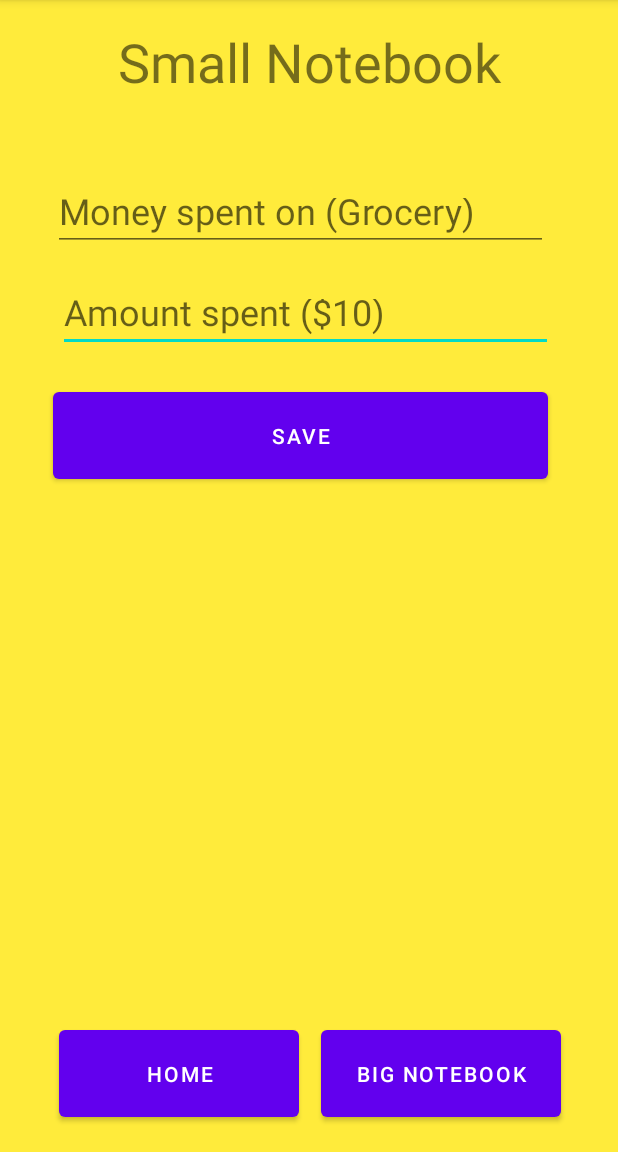
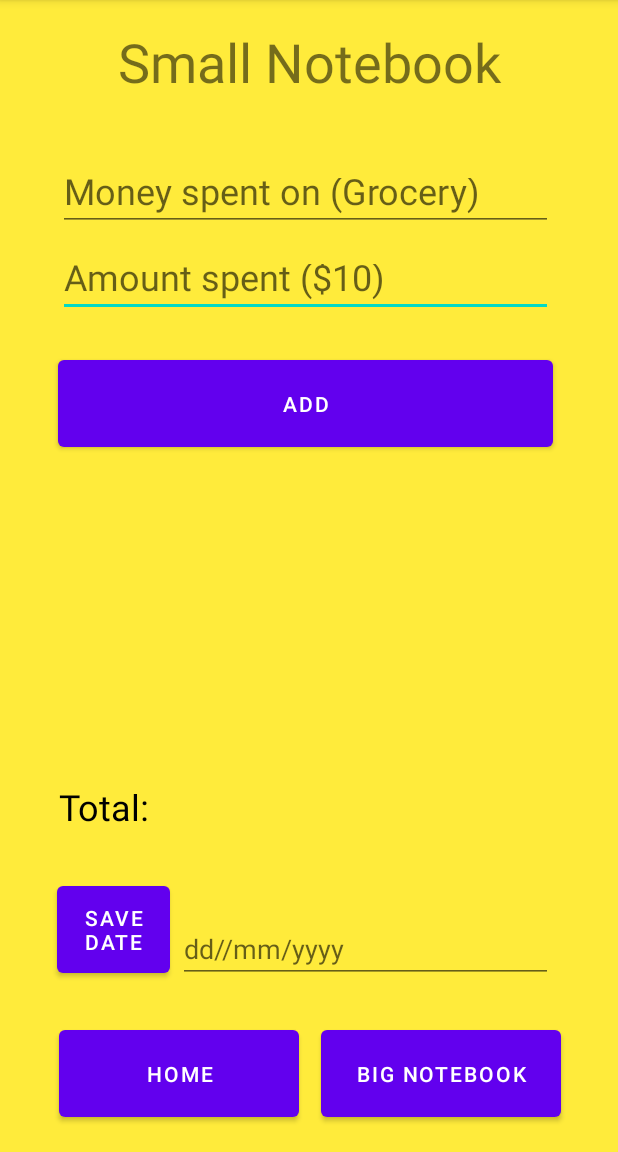
Before and after one commit to imohitsingh/Group-C-Final-Project, an Android app: the SmallNotebookActivity screen opened directly, with no data from a screen before it, on a phone screen of 412 x 824 dp, the part 84-1236 px from its top. Run offline under Robolectric (Android 15) with nearby library versions, the phone set to English and light mode, and no system bars.

Commit message:
Small notebook added total and date 22nd March, 2021

```diff
--- a/app/src/main/java/com/example/groupcfinalproject/SmallNotebookActivity.java
+++ b/app/src/main/java/com/example/groupcfinalproject/SmallNotebookActivity.java
@@ -5,21 +5,30 @@ import androidx.appcompat.app.AppCompatActivity;
 import android.content.DialogInterface;
 import android.content.Intent;
 import android.os.Bundle;
+import android.util.Log;
 import android.view.View;
 import android.widget.ArrayAdapter;
 import android.widget.Button;
 import android.widget.EditText;
 import android.widget.ListView;
+import android.widget.TextView;
 import android.widget.Toast;
 
+import java.text.DateFormat;
+import java.text.SimpleDateFormat;
 import java.util.ArrayList;
+import java.util.Date;
 
 public class SmallNotebookActivity extends AppCompatActivity {
 
-    Button save;
+    Button save, dateBtn;
     ArrayList<String> addArray = new ArrayList<String>();
-    EditText inputText, inputNum;
+    EditText inputText, inputNum, date;
+    String saveDate;
+    TextView sumNum;
     ListView show;
+
+    double sum = 0;
 
     @Override
     protected void onCreate(Bundle savedInstanceState) {
@@ -28,12 +37,16 @@ public class SmallNotebookActivity extends AppCompatActivity {
 
         inputText = (EditText)findViewById(R.id.editTextThing);
         inputNum = (EditText)findViewById(R.id.editTextMoney);
+        sumNum = (TextView)findViewById(R.id.sumText);
+        date = (EditText)findViewById(R.id.editTextDate);
         show = (ListView)findViewById(R.id.expenses);
         save =(Button)findViewById(R.id.saveBtn);
+        dateBtn = (Button)findViewById(R.id.dateBtn);
         save.setOnClickListener(new View.OnClickListener(){
             public void onClick(View v){
                 String getInputText = inputText.getText().toString();
                 String getInputNum = inputNum.getText().toString();
+                Double getNum = Double.parseDouble(inputNum.getText().toString());
 
                 if(getInputText == null || getInputText.trim().equals("") || getInputNum == null || getInputNum.trim().equals("")){
                     Toast.makeText(SmallNotebookActivity.this, R.string.emptyInput, Toast.LENGTH_LONG).show();
@@ -43,8 +56,35 @@ public class SmallNotebookActivity extends AppCompatActivity {
                     addArray.add(getInputText + " - $" + getInputNum);
                     ArrayAdapter<String> adapter = new ArrayAdapter<String>(SmallNotebookActivity.this, android.R.layout.simple_list_item_1, addArray);
                     show.setAdapter(adapter);
+                    sum += getNum;
+                    sumNum.setText("Total: " + sum);
+                }
+            }
+        });
 
+        dateBtn.setOnClickListener(new View.OnClickListener() {
+            @Override
+            public void onClick(View v) {
+                DateFormat formatter = new SimpleDateFormat("dd/MM/yyyy"); // Make sure user insert date into edittext in this format.
+
+                Date dateObject;
+
+                try{
+                    String dob_var=(date.getText().toString());
+
+                    dateObject = formatter.parse(dob_var);
+
+                    saveDate = new SimpleDateFormat("dd/MM/yyyy").format(dateObject);
                 }
+
+                catch (java.text.ParseException e)
+                {
+                    // TODO Auto-generated catch block
+                    e.printStackTrace();
+                    Log.i("E11111111111", e.toString());
+                }
+
+                Toast.makeText(SmallNotebookActivity.this, saveDate, Toast.LENGTH_LONG).show();
             }
         });
     }
--- a/app/src/main/res/layout/activity_small_notebook.xml
+++ b/app/src/main/res/layout/activity_small_notebook.xml
@@ -60,7 +60,7 @@
         app:layout_constraintHorizontal_bias="0.469"
         app:layout_constraintStart_toStartOf="parent"
         app:layout_constraintTop_toTopOf="parent"
-        app:layout_constraintVertical_bias="0.262" />
+        app:layout_constraintVertical_bias="0.23" />
 
     <EditText
         android:id="@+id/editTextThing"
@@ -73,10 +73,10 @@
         android:textSize="24sp"
         app:layout_constraintBottom_toBottomOf="parent"
         app:layout_constraintEnd_toEndOf="parent"
-        app:layout_constraintHorizontal_bias="0.432"
+        app:layout_constraintHorizontal_bias="0.469"
         app:layout_constraintStart_toStartOf="parent"
         app:layout_constraintTop_toTopOf="parent"
-        app:layout_constraintVertical_bias="0.169" />
+        app:layout_constraintVertical_bias="0.15" />
 
     <Button
         android:id="@+id/saveBtn"
@@ -85,20 +85,63 @@
         android:text="@string/save"
         app:layout_constraintBottom_toBottomOf="parent"
         app:layout_constraintEnd_toEndOf="parent"
-        app:layout_constraintHorizontal_bias="0.431"
+        app:layout_constraintHorizontal_bias="0.469"
         app:layout_constraintStart_toStartOf="parent"
         app:layout_constraintTop_toTopOf="parent"
-        app:layout_constraintVertical_bias="0.366" />
+        app:layout_constraintVertical_bias="0.335" />
+
+    <Button
+        android:id="@+id/dateBtn"
+        android:layout_width="75dp"
+        android:layout_height="70dp"
+        android:text="@string/date"
+        android:textAlignment="center"
+        android:textSize="14sp"
+        app:layout_constraintBottom_toBottomOf="parent"
+        app:layout_constraintEnd_toEndOf="parent"
+        app:layout_constraintHorizontal_bias="0.113"
+        app:layout_constraintStart_toStartOf="parent"
+        app:layout_constraintTop_toTopOf="parent"
+        app:layout_constraintVertical_bias="0.838" />
 
     <ListView
         android:id="@+id/expenses"
-        android:layout_width="342dp"
-        android:layout_height="240dp"
+        android:layout_width="330dp"
+        android:layout_height="150dp"
         app:layout_constraintBottom_toBottomOf="parent"
         app:layout_constraintEnd_toEndOf="parent"
-        app:layout_constraintHorizontal_bias="0.507"
+        app:layout_constraintHorizontal_bias="0.493"
         app:layout_constraintStart_toStartOf="parent"
         app:layout_constraintTop_toTopOf="parent"
-        app:layout_constraintVertical_bias="0.698" />
+        app:layout_constraintVertical_bias="0.564" />
+
+    <TextView
+        android:id="@+id/sumText"
+        android:layout_width="330dp"
+        android:layout_height="45dp"
+        android:text="@string/total"
+        android:textColor="@color/black"
+        android:textSize="24sp"
+        app:layout_constraintBottom_toBottomOf="parent"
+        app:layout_constraintEnd_toEndOf="parent"
+        app:layout_constraintHorizontal_bias="0.481"
+        app:layout_constraintStart_toStartOf="parent"
+        app:layout_constraintTop_toTopOf="parent"
+        app:layout_constraintVertical_bias="0.721" />
+
+    <EditText
+        android:id="@+id/editTextDate"
+        android:layout_width="250dp"
+        android:layout_height="45dp"
+        android:autofillHints=""
+        android:ems="10"
+        android:hint="@string/dd_mm_yyyy"
+        android:inputType="date"
+        app:layout_constraintBottom_toBottomOf="parent"
+        app:layout_constraintEnd_toEndOf="parent"
+        app:layout_constraintHorizontal_bias="0.732"
+        app:layout_constraintStart_toStartOf="parent"
+        app:layout_constraintTop_toTopOf="parent"
+        app:layout_constraintVertical_bias="0.844" />
 
 </androidx.constraintlayout.widget.ConstraintLayout>
--- a/app/src/main/res/values/strings.xml
+++ b/app/src/main/res/values/strings.xml
@@ -6,6 +6,9 @@
     <string name="home">Home</string>
     <string name="money_spent_on_grocery">Money spent on (Grocery)</string>
     <string name="amount_spent_10">Amount spent ($10)</string>
-    <string name="save">Save</string>
+    <string name="save">Add</string>
     <string name="emptyInput">Input is empty</string>
+    <string name="total">Total:</string>
+    <string name="date">Save Date</string>
+    <string name="dd_mm_yyyy">dd//mm/yyyy</string>
 </resources>
```
